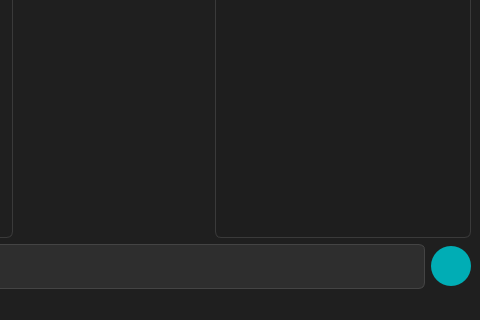
jose-rZM/SyntaxTutor, file slrtutorwindow.ui: the form before one commit; both pictures show x 376 to 856 and y 398 to 718 of the 856 by 718 pixel window.
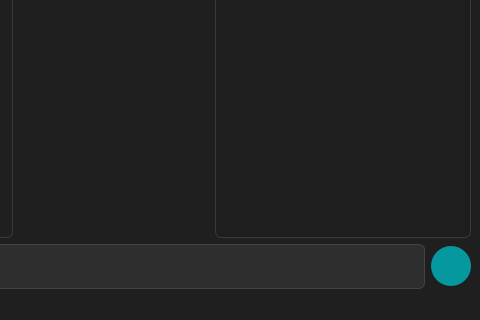
The form after the commit. Icons and pictures are not drawn. Custom widgets are drawn as their Qt base class.

Commit message: shake user input when response is wrong

What changed in the file:
```diff
--- a/slrtutorwindow.ui
+++ b/slrtutorwindow.ui
@@ -234,8 +234,8 @@
         </property>
         <property name="styleSheet">
          <string notr="true">QPushButton {
-    background-color: #00ADB5;
-    border: none;
+background-color: rgba(0, 173, 181, 0.85);    
+border: none;
     border-radius: 20px; /* La mitad de width/height para que sea redondo */
     min-width: 40px;
     min-height: 40px;
```
The commit also changes 2 other files.
